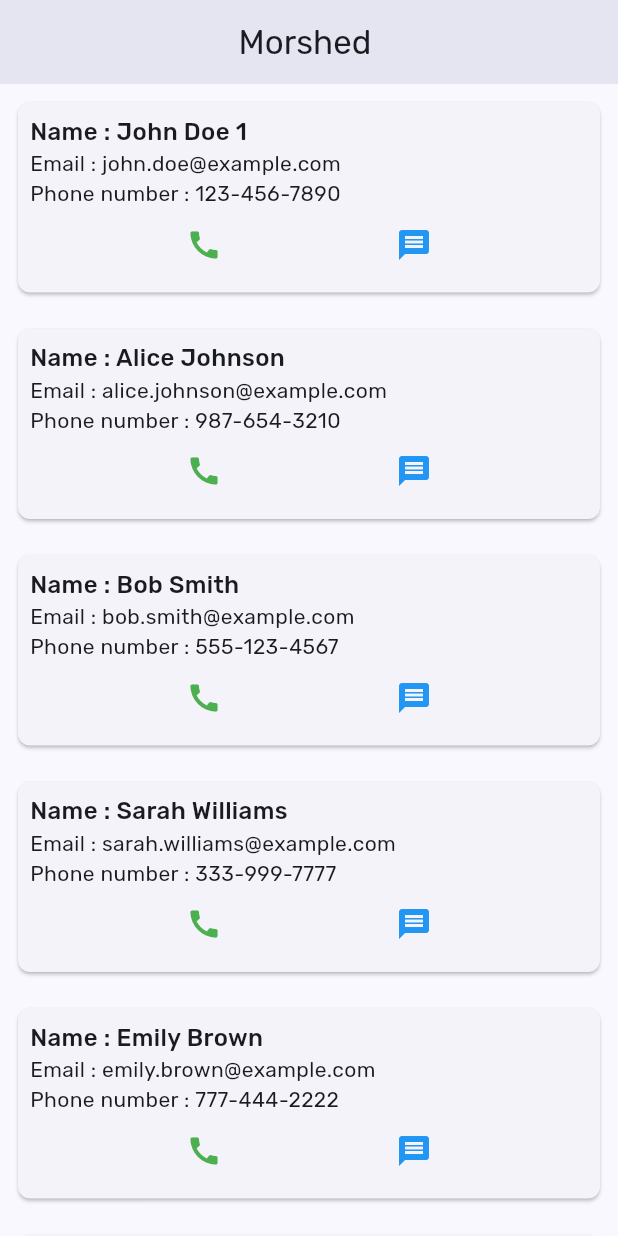
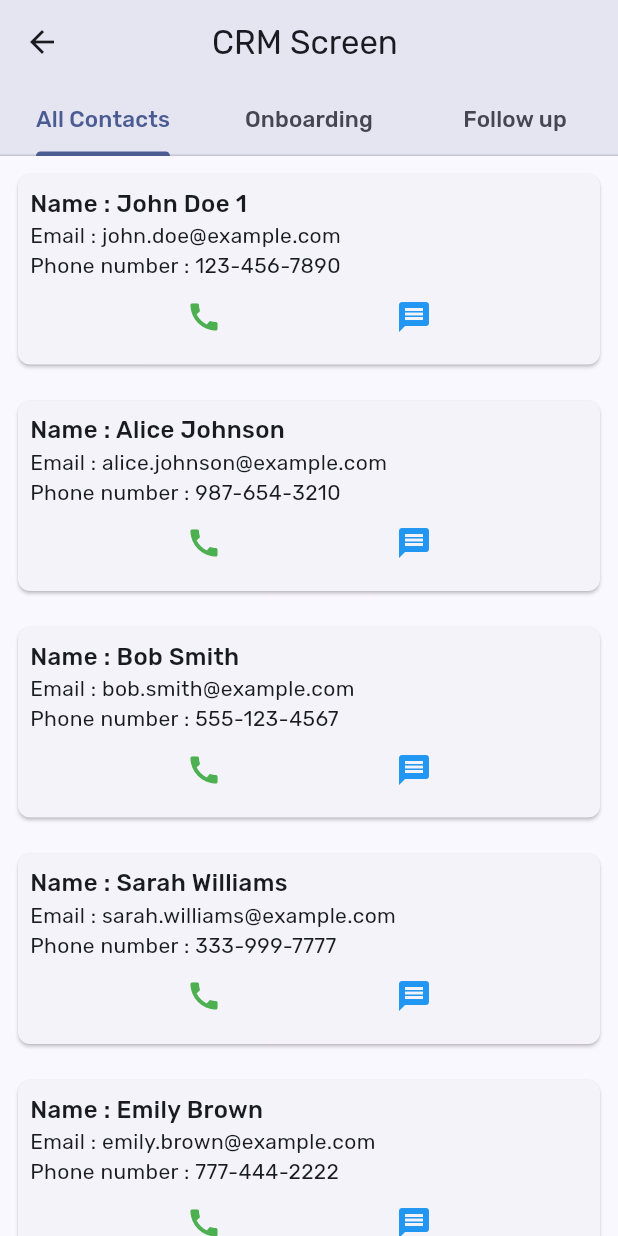
Before and after one commit to adellahlouh/morshed_mock_app, a Flutter app: the CRMScreen screen opened directly, on a phone screen of 412 x 824 dp. Run offline on Flutter 3.47's test engine with Material 2 defaults, Android fonts, the phone set to English and light mode, and no system bars; missing offline and left inert: bouncing_button.

Commit message:
- add CRM screen

```diff
--- a/lib/main.dart
+++ b/lib/main.dart
@@ -13,7 +13,7 @@ class MyApp extends StatelessWidget {
   @override
   Widget build(BuildContext context) {
     return MaterialApp(
-      title: 'Flutter Demo',
+      title: 'Morshed Demo',
       debugShowCheckedModeBanner: false,
       theme: ThemeData(
         colorScheme: ColorScheme.fromSeed(seedColor: AppColors.kPrimaryColor),
--- a/lib/screens/crm_screen.dart
+++ b/lib/screens/crm_screen.dart
@@ -1,4 +1,5 @@
 import 'package:flutter/material.dart';
+import 'package:flutter/rendering.dart';
 import 'package:morshed_mock_app/constants.dart';
 import 'package:morshed_mock_app/std_model.dart';
 
@@ -9,21 +10,75 @@ class CRMScreen extends StatefulWidget {
   State<CRMScreen> createState() => _CRMScreenState();
 }
 
-class _CRMScreenState extends State<CRMScreen> {
+class _CRMScreenState extends State<CRMScreen> with AutomaticKeepAliveClientMixin {
   @override
   Widget build(BuildContext context) {
-    return Scaffold(
+    super.build(context);
+    return DefaultTabController(
+      length: 3,
+      child: Scaffold(
         appBar: AppBar(
-        title: const Text('Morshed '),
+          title: const Text('CRM Screen '),
           centerTitle: true,
           elevation: 8,
-        leading: const SizedBox(),
+          bottom: const TabBar(
+            labelStyle: TextStyle(fontWeight: FontWeight.w500, fontSize: 15),
+            tabs: [
+              Tab(
+                text: 'All Contacts',
               ),
-      body: ListView.builder(
+              Tab(
+                text: 'Onboarding',
+              ),
+              Tab(
+                text: 'Follow up',
+              ),
+            ],
+          ),
+        ),
+        body: const TabBarView(
+          children: [
+            _CRMWidget(
+              onboardingStatus: OnboardingStatus.all,
+            ),
+            _CRMWidget(
+              onboardingStatus: OnboardingStatus.onboard,
+            ),
+            _CRMWidget(
+              onboardingStatus: OnboardingStatus.followup,
+            ),
+          ],
+        ),
+      ),
+    );
+  }
+
+  @override
+  // TODO: implement wantKeepAlive
+  bool get wantKeepAlive => true;
+
+}
+
+class _CRMWidget extends StatefulWidget  {
+  final OnboardingStatus onboardingStatus;
+
+  const _CRMWidget({required this.onboardingStatus});
+
+  @override
+  State<_CRMWidget> createState() => _CRMWidgetState();
+}
+
+class _CRMWidgetState extends State<_CRMWidget> with AutomaticKeepAliveClientMixin{
+  @override
+  Widget build(BuildContext context) {
+    super.build(context);
+    return ListView.builder(
       itemCount: stdModelList.length,
       shrinkWrap: true,
       itemBuilder: (_, index) {
+
         final model = stdModelList[index];
+        if(model.onboardingStatus == widget.onboardingStatus || widget.onboardingStatus == OnboardingStatus.all) {
           return Padding(
           padding: const EdgeInsets.all(8.0),
           child: Card(
@@ -66,7 +121,14 @@ class _CRMScreenState extends State<CRMScreen> {
             ),
           ),
         );
-          }),
+        }
+
+        return const SizedBox();
+      },
     );
   }
+
+  @override
+  // TODO: implement wantKeepAlive
+  bool get wantKeepAlive => true;
 }
--- a/lib/screens/home_screen.dart
+++ b/lib/screens/home_screen.dart
@@ -1,6 +1,7 @@
 import 'package:bouncing_button/bouncing_button.dart';
 import 'package:flutter/material.dart';
 import 'package:morshed_mock_app/colors.dart';
+import 'package:morshed_mock_app/screens/crm_screen.dart';
 
 import 'report_screen.dart';
 
@@ -32,7 +33,16 @@ class HomeScreen extends StatelessWidget {
             _buildItem(
               text: 'CRM',
               images: 'assets/images/crm.png',
-              onPressed: () {},
+              onPressed: () {
+                Navigator.push(
+                  context,
+                  MaterialPageRoute(
+                    builder: (_) {
+                      return const CRMScreen();
+                    },
+                  ),
+                );
+              },
             ),
             _buildItem(
               text: 'Reports',
--- a/lib/std_model.dart
+++ b/lib/std_model.dart
@@ -1,4 +1,4 @@
-enum OnboardingStatus  { onboard, followup }
+enum OnboardingStatus  { onboard, followup , all}
 
 enum CallStatus {success, pending, failed}
 
```
Lines whose indentation alone changed are shown as unchanged.
